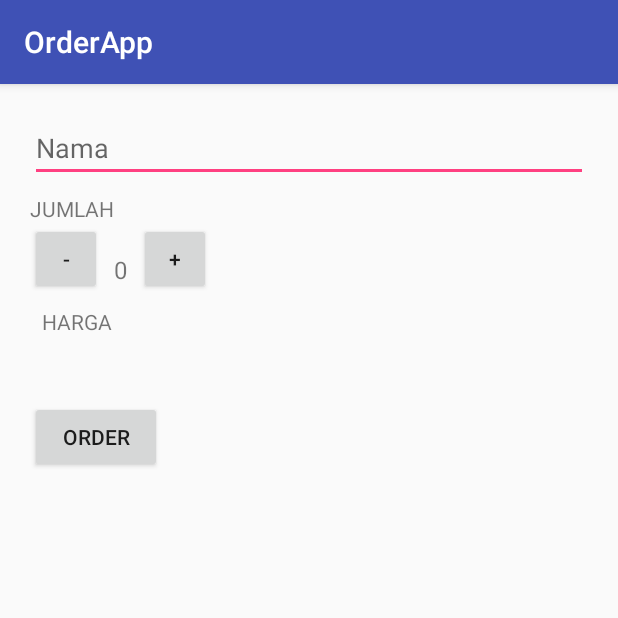
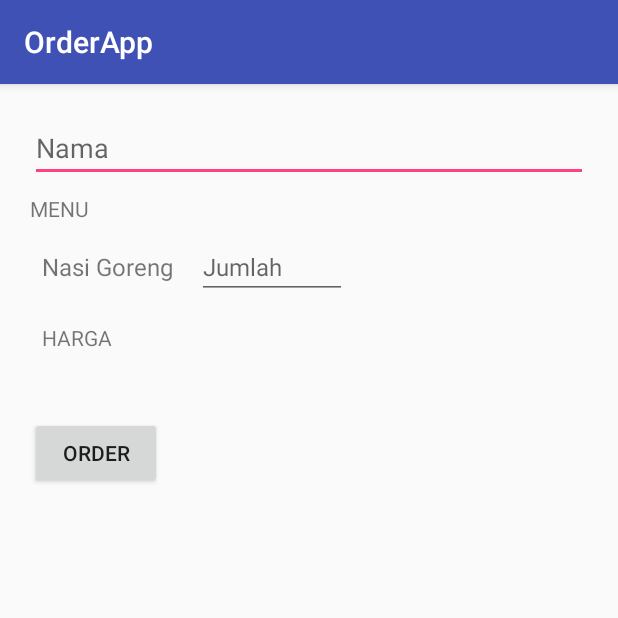
Before and after one commit to Insan23/OrderApp, an Android app: the screen it shows after launch (MainActivity), on a phone screen of 412 x 824 dp, the top half of it. Run offline under Robolectric (Android 15) with nearby library versions, the phone set to English and light mode, and no system bars.

Commit message:
bagian 4 mengubah tombol untuk menambah/mengurangi jumlah menjadi teks input

```diff
--- a/app/src/main/res/layout/activity_main.xml
+++ b/app/src/main/res/layout/activity_main.xml
@@ -18,32 +18,27 @@
     <TextView
         android:layout_width="wrap_content"
         android:layout_height="wrap_content"
-        android:text="JUMLAH" />
+        android:text="MENU" />
 
     <LinearLayout
         android:layout_width="wrap_content"
         android:layout_height="wrap_content"
         android:orientation="horizontal">
 
-        <Button
-            android:layout_width="48dp"
-            android:layout_height="48dp"
-            android:onClick="dekremen"
-            android:text="-" />
-
         <TextView
-            android:id="@+id/teks_jumlah"
             android:layout_width="wrap_content"
             android:layout_height="wrap_content"
             android:layout_margin="8dp"
-            android:text="0"
+            android:textSize="16sp"
+            android:text="Nasi Goreng"/>
+
+        <EditText
+            android:id="@+id/teks_jumlah"
+            android:layout_width="100dp"
+            android:layout_height="wrap_content"
+            android:layout_margin="8dp"
+            android:hint="Jumlah"
             android:textSize="16sp" />
-
-        <Button
-            android:layout_width="48dp"
-            android:layout_height="48dp"
-            android:onClick="inkremen"
-            android:text="+" />
 
     </LinearLayout>
 
```
Also changed, not shown: app/src/main/java/id/onestep/orderapp/MainActivity.java (+2 -18 lines).
